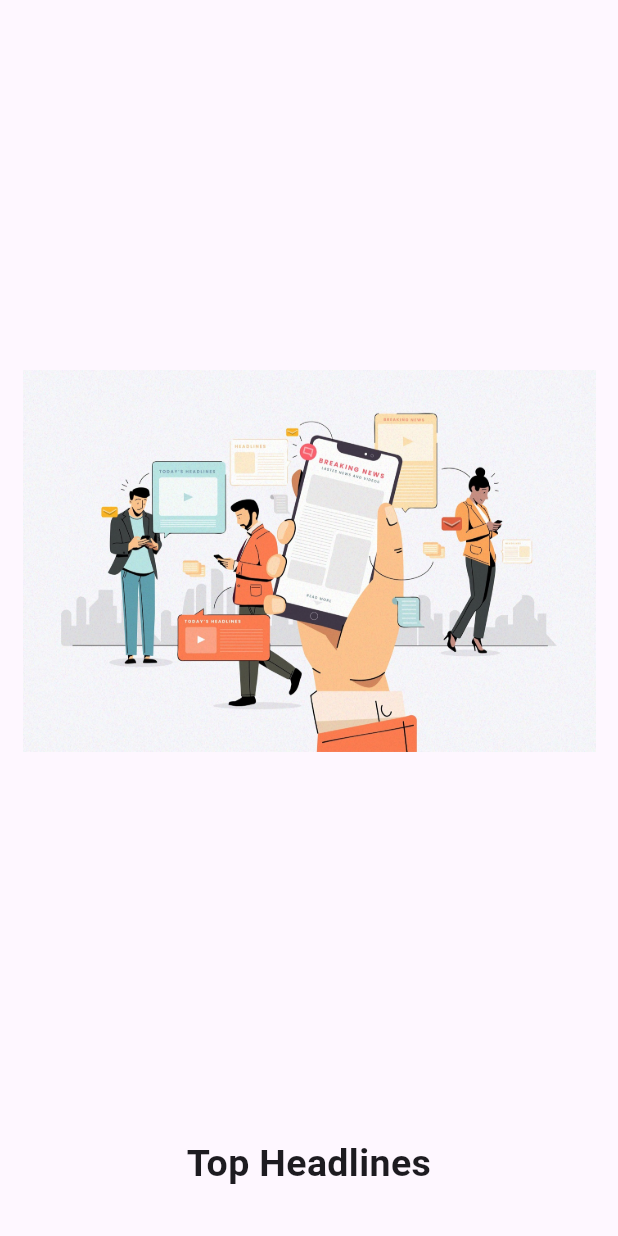
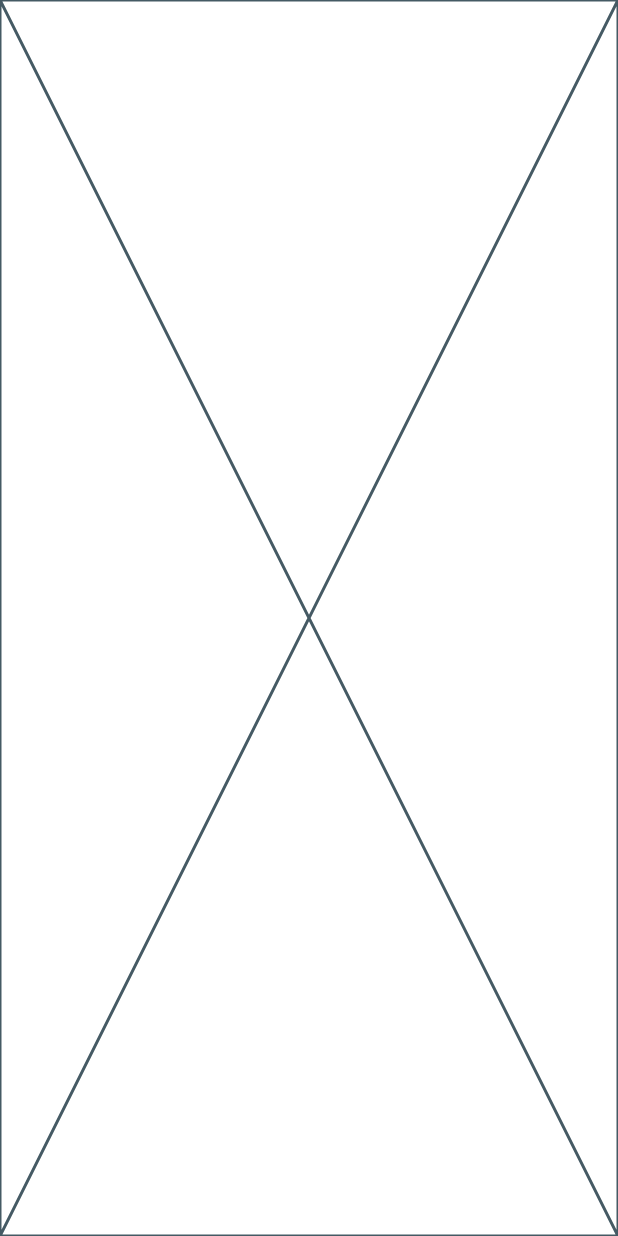
Before and after one commit to safaanwar1122/Flutter-NewsApp-using-rest-APIs, a Flutter app: the screen it shows after launch, on a phone screen of 412 x 824 dp. Run offline on Flutter 3.47's test engine with Material 2 defaults, Android fonts, the phone set to English and light mode, and no system bars; statements that could not run were skipped.

Commit message:
4 commit

```diff
--- a/lib/Screens/home_screen.dart
+++ b/lib/Screens/home_screen.dart
@@ -0,0 +1,15 @@
+import 'package:flutter/material.dart';
+
+class HomeScreen extends StatefulWidget {
+  const HomeScreen({Key? key}) : super(key: key);
+
+  @override
+  State<HomeScreen> createState() => _HomeScreenState();
+}
+
+class _HomeScreenState extends State<HomeScreen> {
+  @override
+  Widget build(BuildContext context) {
+    return const Placeholder();
+  }
+}
--- a/lib/Screens/splash_screen.dart
+++ b/lib/Screens/splash_screen.dart
@@ -1,4 +1,8 @@
+import 'dart:async';
+
 import 'package:flutter/material.dart';
+
+import 'home_screen.dart';
 
 class SplashScreen extends StatefulWidget {
   const SplashScreen({Key? key}) : super(key: key);
@@ -14,6 +18,9 @@ class _SplashScreenState extends State<SplashScreen> {
   void initState() {
     // TODO: implement initState
     super.initState();
+    Timer(Duration(seconds: 1), () {
+      Navigator.push(context, MaterialPageRoute(builder: (context)=>HomeScreen()));
+    });
 
   }
   @override
@@ -25,7 +32,7 @@ class _SplashScreenState extends State<SplashScreen> {
         children: [
           Expanded(
             child: Padding(
-              padding: const EdgeInsets.all(15.0),
+              padding: const EdgeInsets.fromLTRB(10, 10, 10, 5),
               child: Center(
                 child: Image(
                   image: AssetImage('images/splash_pic.jpg'),
@@ -34,7 +41,7 @@ class _SplashScreenState extends State<SplashScreen> {
               ),
             ),
           ),
-          SizedBox(height: 10,),
+          SizedBox(height: 5,),
           Align(
             alignment: Alignment.center,
             child: Center(
@@ -46,7 +53,10 @@ class _SplashScreenState extends State<SplashScreen> {
               ),
             ),
           ),
-          SizedBox(height: 30,),
+          SizedBox(height: 50,),
+          Center(
+            child:
+          ),
         ],
       ),
     );
```
